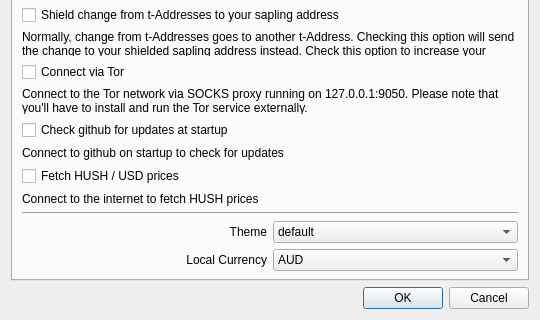
hushmirror/SilentDragon, file src/settings.ui: the form before one commit; both pictures show x 0 to 540 and y 184 to 504 of the 540 by 504 pixel window.
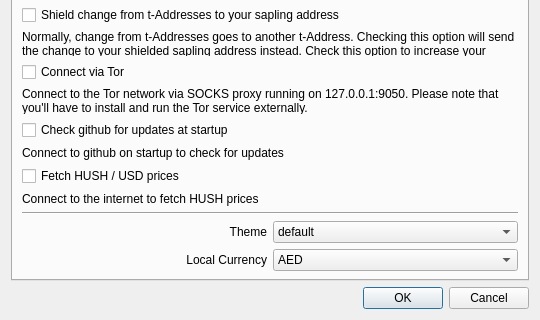
The form after the commit. The open tabs and pages were chosen to show the change.

Commit message: Add aed+ars

Patch:
```diff
--- a/src/settings.ui
+++ b/src/settings.ui
@@ -195,6 +195,16 @@
          <verstretch>0</verstretch>
         </sizepolicy>
        </property>
+       <item>
+        <property name="text">
+         <string>AED</string>
+        </property>
+       </item>
+       <item>
+        <property name="text">
+         <string>ARS</string>
+        </property>
+       </item>
        <item>
         <property name="text">
          <string>AUD</string>
```
The commit also changes 1 other file.
